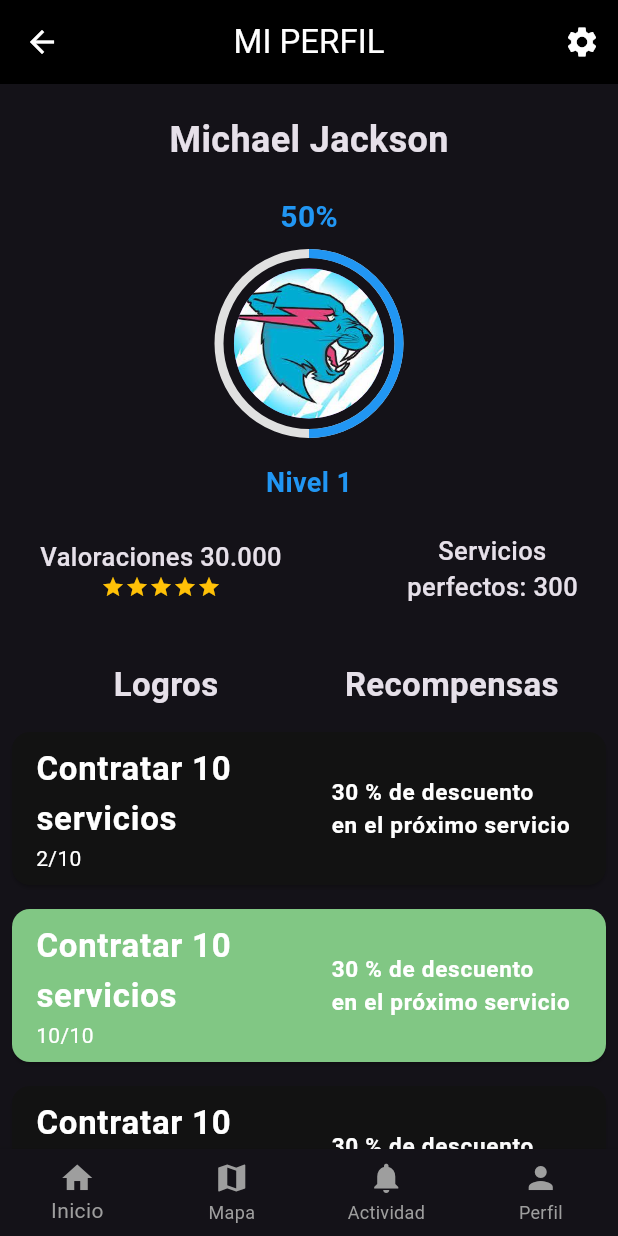
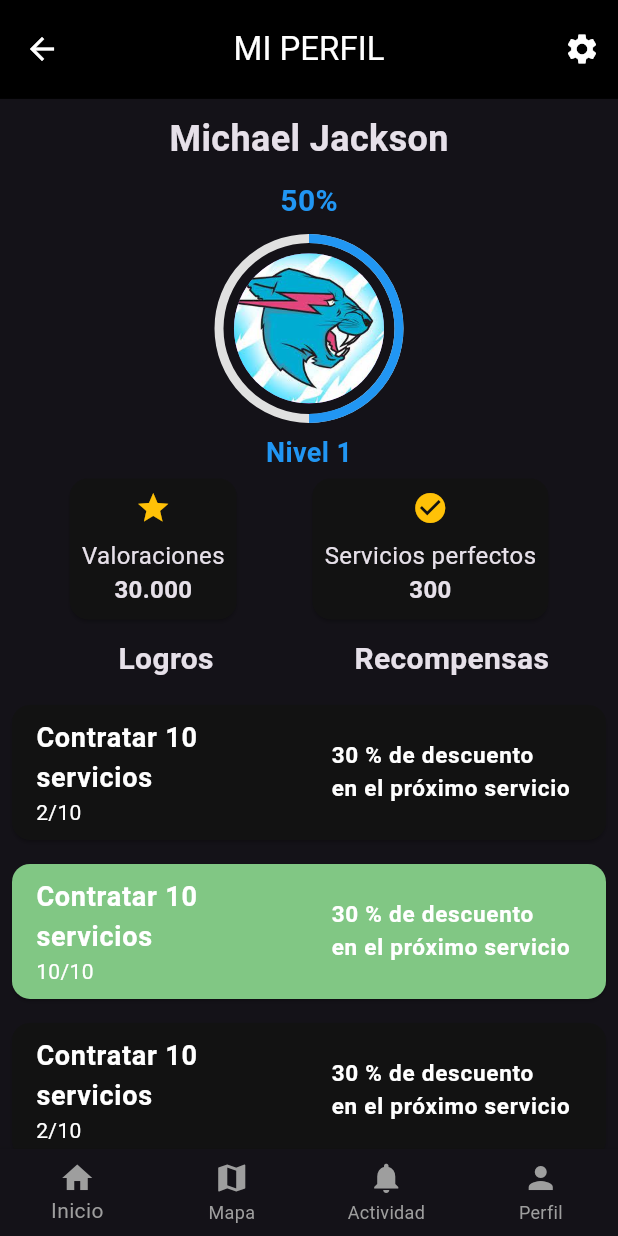
Before and after one commit to amsteradri/Nearvice, a Flutter app: the SegundaPantalla screen opened directly, on a phone screen of 412 x 824 dp. Run offline on Flutter 3.47's test engine with Material 3 defaults, Android fonts, the phone set to English and light mode, and no system bars; our stand-ins replace flutter_svg.

Commit message:
made responsive home page + added stat cards

```diff
--- a/lib/profile_page.dart
+++ b/lib/profile_page.dart
@@ -23,6 +23,7 @@ class _SegundaPantallaState extends State<SegundaPantalla> {
 
     return Scaffold(
       appBar: AppBar(
+        toolbarHeight: MediaQuery.of(context).size.height * 0.08,
         title: const Text(
           'MI PERFIL',
           style: TextStyle(
@@ -49,7 +50,7 @@ class _SegundaPantallaState extends State<SegundaPantalla> {
       body: Column(
         mainAxisAlignment: MainAxisAlignment.center,
         children: [
-          const SizedBox(height: 20),
+          const SizedBox(height: 10),
           Text(
             'Michael Jackson',
             style: const TextStyle(
@@ -57,7 +58,7 @@ class _SegundaPantallaState extends State<SegundaPantalla> {
               fontWeight: FontWeight.bold,
             ),
           ),
-          const SizedBox(height: 20),
+          const SizedBox(height: 10),
           Text(
             '${(progressPercent * 100).toInt()}%',
             style: const TextStyle(
@@ -86,7 +87,7 @@ class _SegundaPantallaState extends State<SegundaPantalla> {
               ),
             ],
           ),
-          const SizedBox(height: 20),
+          const SizedBox(height: 10),
           const Text(
             'Nivel 1',
             style: TextStyle(
@@ -95,42 +96,13 @@ class _SegundaPantallaState extends State<SegundaPantalla> {
               color: Colors.blue,
             ),
           ),
-          const SizedBox(height: 20),
           Row(
             mainAxisAlignment: MainAxisAlignment.spaceEvenly,
             children: [
-              Column(
-                children: [
-                  Text(
-                    'Valoraciones 30.000',
-                    style: TextStyle(fontSize: 17, fontWeight: FontWeight.w500),
-                  ),
-                  Row(
-                    mainAxisSize: MainAxisSize.min, // Esto asegura que la fila solo sea tan ancha como sus hijos
-                    children: List.generate(5, (index) {
-                      return Icon(
-                        Icons.star,
-                        color: Colors.amber, // Color amarillo para las estrellas, típicamente usado para valoraciones
-                        size: 16, // Tamaño de las estrellas
-                      );
-                    }),
-                  ),
-                  // Continúa con más widgets si es necesario
-                ],
-              ),
-              SizedBox(width: 30),
-              Column(
-                children: [
-                  Text(
-                    'Servicios \nperfectos: 300',
-                    style: TextStyle(fontSize: 17, fontWeight: FontWeight.w500),
-                    textAlign: TextAlign.center,
-                  ),
-                ],
-              ),
+              _buildStatCard('Valoraciones', '30.000', Icons.star, context),
+              _buildStatCard('Servicios perfectos', '300', Icons.check_circle, context),
             ],
           ),
-          const SizedBox(height: 30),
           Padding(
             padding: const EdgeInsets.symmetric(horizontal: 16.0, vertical: 8.0),
             child: Row(
@@ -139,7 +111,7 @@ class _SegundaPantallaState extends State<SegundaPantalla> {
                 Expanded(
                   child: Text(
                     'Logros',
-                    style: TextStyle(fontWeight: FontWeight.bold, fontSize: 22),
+                    style: TextStyle(fontWeight: FontWeight.bold, fontSize: 20),
                     textAlign: TextAlign.center,
                   ),
                 ),
@@ -147,7 +119,7 @@ class _SegundaPantallaState extends State<SegundaPantalla> {
                 Expanded(
                   child: Text(
                     'Recompensas',
-                    style: TextStyle(fontWeight: FontWeight.bold, fontSize: 22),
+                    style: TextStyle(fontWeight: FontWeight.bold, fontSize: 20),
                     textAlign: TextAlign.center,
                   ),
                 ),
@@ -163,7 +135,7 @@ class _SegundaPantallaState extends State<SegundaPantalla> {
                 Card(
                   margin: const EdgeInsets.all(8.0),
                   child: const ListTile(
-                    title: Text('Contratar 10 servicios', style: TextStyle(fontWeight: FontWeight.bold, fontSize: 22)),
+                    title: Text('Contratar 10 servicios', style: TextStyle(fontWeight: FontWeight.bold, fontSize: 18)),
                     subtitle: Text('2/10'),
                     trailing: Text('30 % de descuento \nen el próximo servicio', style: TextStyle(fontWeight: FontWeight.bold, fontSize: 15)),
                   ),
@@ -172,7 +144,7 @@ class _SegundaPantallaState extends State<SegundaPantalla> {
                   color: Colors.green[300], // Resalta el logro alcanzado
                   margin: const EdgeInsets.all(8.0),
                   child: const ListTile(
-                    title: Text('Contratar 10 servicios', style: TextStyle(fontWeight: FontWeight.bold, fontSize: 22)),
+                    title: Text('Contratar 10 servicios', style: TextStyle(fontWeight: FontWeight.bold, fontSize: 18)),
                     subtitle: Text('10/10'),
                     trailing: Text('30 % de descuento \nen el próximo servicio', style: TextStyle(fontWeight: FontWeight.bold, fontSize: 15)),
                   ),
@@ -180,7 +152,7 @@ class _SegundaPantallaState extends State<SegundaPantalla> {
                 Card(
                   margin: const EdgeInsets.all(8.0),
                   child: const ListTile(
-                    title: Text('Contratar 10 servicios', style: TextStyle(fontWeight: FontWeight.bold, fontSize: 22)),
+                    title: Text('Contratar 10 servicios', style: TextStyle(fontWeight: FontWeight.bold, fontSize: 18)),
                     subtitle: Text('2/10'),
                     trailing: Text('30 % de descuento \nen el próximo servicio', style: TextStyle(fontWeight: FontWeight.bold, fontSize: 15)),
                   ),
@@ -188,7 +160,7 @@ class _SegundaPantallaState extends State<SegundaPantalla> {
                 Card(
                   margin: const EdgeInsets.all(8.0),
                   child: const ListTile(
-                    title: Text('Contratar 10 servicios', style: TextStyle(fontWeight: FontWeight.bold, fontSize: 22)),
+                    title: Text('Contratar 10 servicios', style: TextStyle(fontWeight: FontWeight.bold, fontSize: 18)),
                     subtitle: Text('2/10'),
                     trailing: Text('30 % de descuento \nen el próximo servicio', style: TextStyle(fontWeight: FontWeight.bold, fontSize: 15)),
                   ),
@@ -196,7 +168,7 @@ class _SegundaPantallaState extends State<SegundaPantalla> {
                 Card(
                   margin: const EdgeInsets.all(8.0),
                   child: const ListTile(
-                    title: Text('Contratar 10 servicios', style: TextStyle(fontWeight: FontWeight.bold, fontSize: 22)),
+                    title: Text('Contratar 10 servicios', style: TextStyle(fontWeight: FontWeight.bold, fontSize: 18)),
                     subtitle: Text('2/10'),
                     trailing: Text('30 % de descuento \nen el próximo servicio', style: TextStyle(fontWeight: FontWeight.bold, fontSize: 15)),
                   ),
@@ -204,7 +176,7 @@ class _SegundaPantallaState extends State<SegundaPantalla> {
                 Card(
                   margin: const EdgeInsets.all(8.0),
                   child: const ListTile(
-                    title: Text('Contratar 10 servicios', style: TextStyle(fontWeight: FontWeight.bold, fontSize: 22)),
+                    title: Text('Contratar 10 servicios', style: TextStyle(fontWeight: FontWeight.bold, fontSize: 18)),
                     subtitle: Text('2/10'),
                     trailing: Text('30 % de descuento \nen el próximo servicio', style: TextStyle(fontWeight: FontWeight.bold, fontSize: 15)),
                   ),
@@ -219,3 +191,20 @@ class _SegundaPantallaState extends State<SegundaPantalla> {
     );
   }
 }
+
+
+Widget _buildStatCard(String title, String count, IconData icon, BuildContext context) {
+  return Card(
+    child: Padding(
+      padding: EdgeInsets.all(8.0),
+      child: Column(
+        children: [
+          Icon(icon, color: Colors.amber),
+          SizedBox(height: 8),
+          Text(title, style: TextStyle(fontSize: 16)),
+          Text(count, style: TextStyle(fontSize: 16, fontWeight: FontWeight.bold)),
+        ],
+      ),
+    ),
+  );
+}
```
Also changed, not shown: lib/home.dart (+59 -159 lines), lib/settings.dart (+50 -30 lines).
